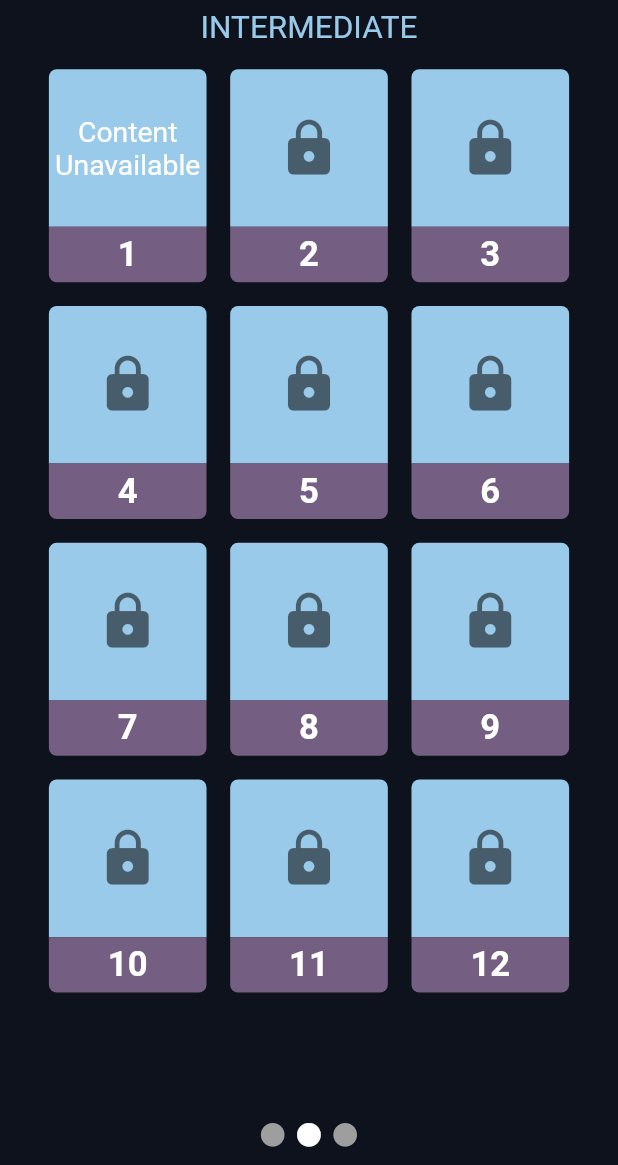
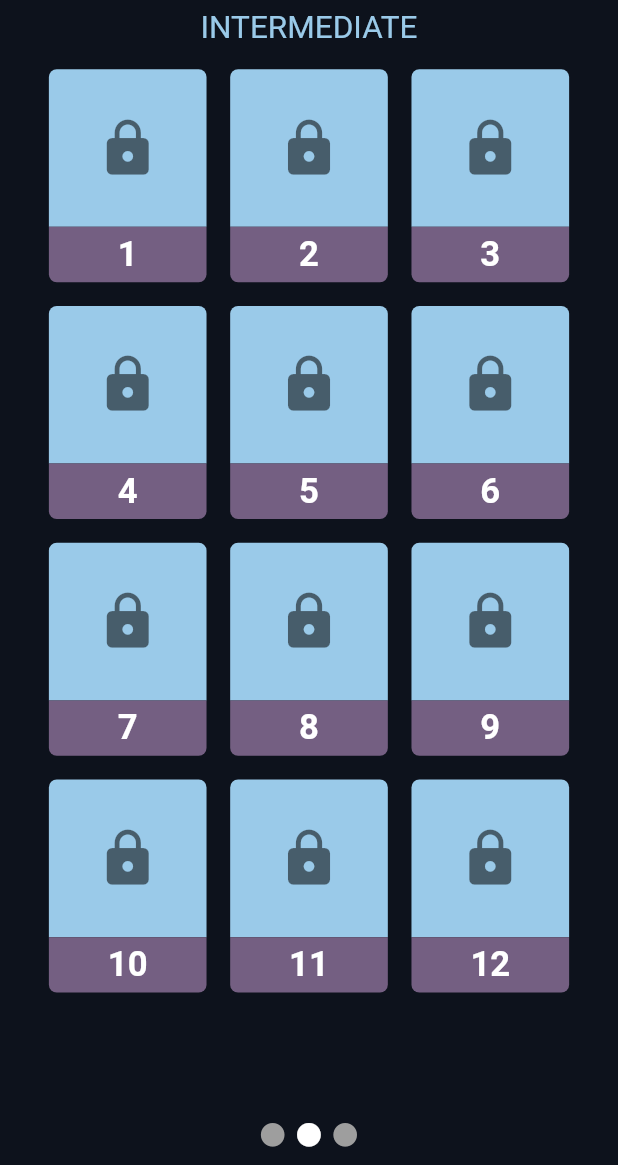
Before and after one commit to Shalomjohn/Milonga, a Flutter app: the MenuPage screen opened directly, on a phone screen of 412 x 824 dp, the part 71-1236 px from its top. Run offline on Flutter 3.47's test engine with Material 2 defaults, Android fonts, the phone set to English and light mode, and no system bars; our stand-ins replace dio, flutter_screenutil, shared_preferences, video_player; accounts and stored records are empty.

Commit message:
explained thumbnail 1

```diff
--- a/lib/pages/menu.dart
+++ b/lib/pages/menu.dart
@@ -219,26 +219,27 @@ class _MenuPageState extends State<MenuPage> {
                   topRight: Radius.circular(5.w),
                 ),
               ),
-            child: index != 1
-                ? Icon(
-                    Icons.lock,
-                    size: 40.w,
-                    color: Colors.black54,
-                  )
-                : Column(
+              child: (index == 1 && level == 0)
+                  ? Column(
                       mainAxisAlignment: MainAxisAlignment.center,
                       children: [
                         Text(
                           'Content',
-                        style: TextStyle(color: Colors.white, fontSize: 18.sp),
+                          style:
+                              TextStyle(color: Colors.white, fontSize: 18.sp),
                         ),
                         Text(
                           'Unavailable',
-                        style: TextStyle(color: Colors.white, fontSize: 18.sp),
+                          style:
+                              TextStyle(color: Colors.white, fontSize: 18.sp),
                         ),
                       ],
-                  ),
-          ),
+                    )
+                  : Icon(
+                      Icons.lock,
+                      size: 40.w,
+                      color: Colors.black54,
+                    )),
           Container(
             height: 35.h,
             width: 100.w,
```
Lines whose indentation alone changed are shown as unchanged.
